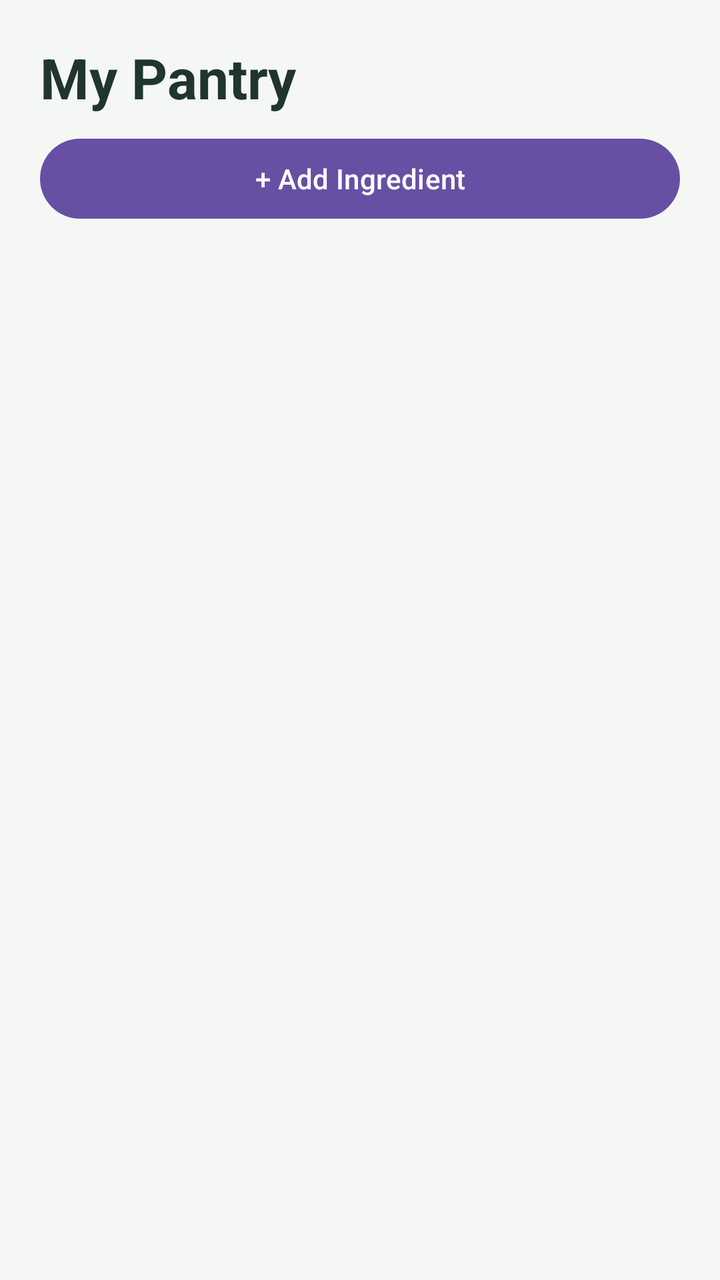
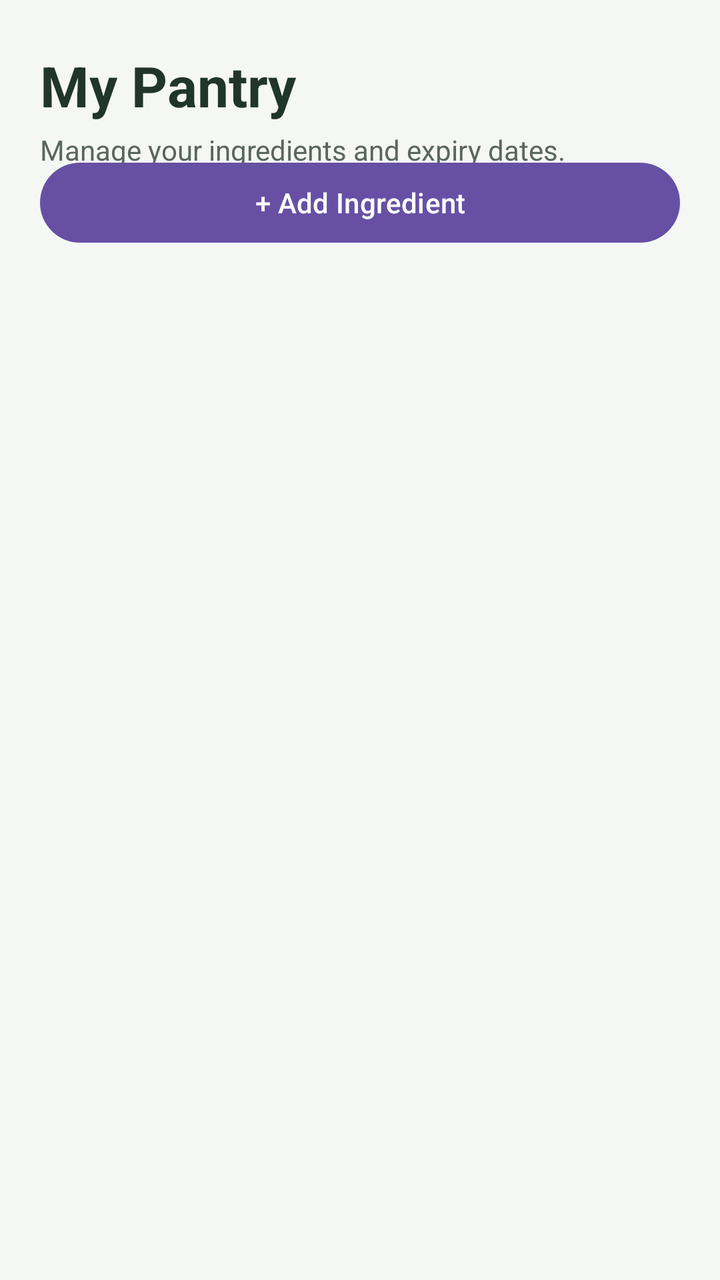

Screens rendered from an Android XML layout before and after an edit, with the pre-edit source and the edit as a unified diff.
<!-- AndroidManifest.xml: application theme Theme.Smart_Pantry_Manager -->
<!-- res/layout/activity_pantry.xml -->
<?xml version="1.0" encoding="utf-8"?>
<androidx.constraintlayout.widget.ConstraintLayout xmlns:android="http://schemas.android.com/apk/res/android"
    xmlns:app="http://schemas.android.com/apk/res-auto"
    android:layout_width="match_parent"
    android:layout_height="match_parent"
    android:background="#F4F7F4">

    <TextView
        android:id="@+id/txtPantryTitle"
        android:layout_width="0dp"
        android:layout_height="wrap_content"
        android:layout_margin="20dp"
        android:text="My Pantry"
        android:textColor="#20352B"
        android:textSize="28sp"
        android:textStyle="bold"
        app:layout_constraintTop_toTopOf="parent"
        app:layout_constraintStart_toStartOf="parent"
        app:layout_constraintEnd_toEndOf="parent" />

    <Button
        android:id="@+id/btnAddIngredient"
        android:layout_width="0dp"
        android:layout_height="wrap_content"
        android:layout_marginHorizontal="20dp"
        android:layout_marginTop="8dp"
        android:text="+ Add Ingredient"
        android:textAllCaps="false"
        app:layout_constraintTop_toBottomOf="@id/txtPantryTitle"
        app:layout_constraintStart_toStartOf="parent"
        app:layout_constraintEnd_toEndOf="parent" />

    <TextView
        android:id="@+id/txtEmptyPantry"
        android:layout_width="0dp"
        android:layout_height="wrap_content"
        android:layout_margin="24dp"
        android:gravity="center"
        android:text="Your pantry is empty. Add your first ingredient!"
        android:textColor="#59665F"
        android:textSize="16sp"
        android:visibility="gone"
        app:layout_constraintTop_toBottomOf="@id/btnAddIngredient"
        app:layout_constraintBottom_toBottomOf="parent"
        app:layout_constraintStart_toStartOf="parent"
        app:layout_constraintEnd_toEndOf="parent" />

    <androidx.recyclerview.widget.RecyclerView
        android:id="@+id/recyclerPantry"
        android:layout_width="0dp"
        android:layout_height="0dp"
        android:clipToPadding="false"
        android:padding="12dp"
        app:layout_constraintTop_toBottomOf="@id/btnAddIngredient"
        app:layout_constraintBottom_toBottomOf="parent"
        app:layout_constraintStart_toStartOf="parent"
        app:layout_constraintEnd_toEndOf="parent" />

</androidx.constraintlayout.widget.ConstraintLayout>
<!-- resources referenced by this layout -->
<resources>
  <style name="Theme.Smart_Pantry_Manager" parent="Base.Theme.Smart_Pantry_Manager" />
  <style name="Base.Theme.Smart_Pantry_Manager" parent="Theme.Material3.DayNight.NoActionBar">
          
          
      </style>
</resources>

<!-- the commit's change to res/layout/activity_pantry.xml (unified diff, before → after) -->
@@ -9,7 +9,9 @@
         android:id="@+id/txtPantryTitle"
         android:layout_width="0dp"
         android:layout_height="wrap_content"
-        android:layout_margin="20dp"
+        android:layout_marginStart="20dp"
+        android:layout_marginTop="24dp"
+        android:layout_marginEnd="20dp"
         android:text="My Pantry"
         android:textColor="#20352B"
         android:textSize="28sp"
@@ -18,12 +20,27 @@
         app:layout_constraintStart_toStartOf="parent"
         app:layout_constraintEnd_toEndOf="parent" />
 
+    <TextView
+        android:id="@+id/txtPantrySubtitle"
+        android:layout_width="0dp"
+        android:layout_height="wrap_content"
+        android:layout_marginStart="20dp"
+        android:layout_marginEnd="20dp"
+        android:layout_marginTop="4dp"
+        android:text="Manage your ingredients and expiry dates."
+        android:textColor="#59665F"
+        android:textSize="14sp"
+        app:layout_constraintTop_toBottomOf="@id/txtPantryTitle"
+        app:layout_constraintStart_toStartOf="parent"
+        app:layout_constraintEnd_toEndOf="parent" />
+
     <Button
         android:id="@+id/btnAddIngredient"
         android:layout_width="0dp"
         android:layout_height="wrap_content"
-        android:layout_marginHorizontal="20dp"
-        android:layout_marginTop="8dp"
+        android:layout_marginStart="20dp"
+        android:layout_marginEnd="20dp"
+        android:layout_marginTop="16dp"
         android:text="+ Add Ingredient"
         android:textAllCaps="false"
         app:layout_constraintTop_toBottomOf="@id/txtPantryTitle"
